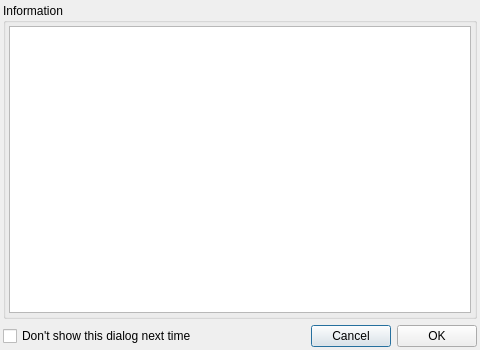
This is src/q4wine-gui/uis/InfoDialog.ui in brezerk/q4wine as Qt 5 draws it before an edit. The edited form follows.
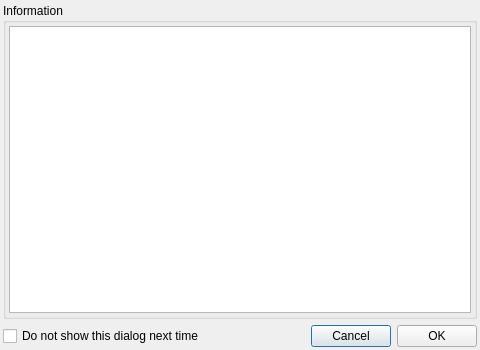
This is the edited form. Icons and pictures are not drawn.

```diff
--- a/src/q4wine-gui/uis/InfoDialog.ui
+++ b/src/q4wine-gui/uis/InfoDialog.ui
@@ -71,7 +71,7 @@
    <item row="1" column="0">
     <widget class="QCheckBox" name="cbDontShow">
      <property name="text">
-      <string>Don't show this dialog next time</string>
+      <string>Do not show this dialog next time</string>
      </property>
     </widget>
    </item>
```
